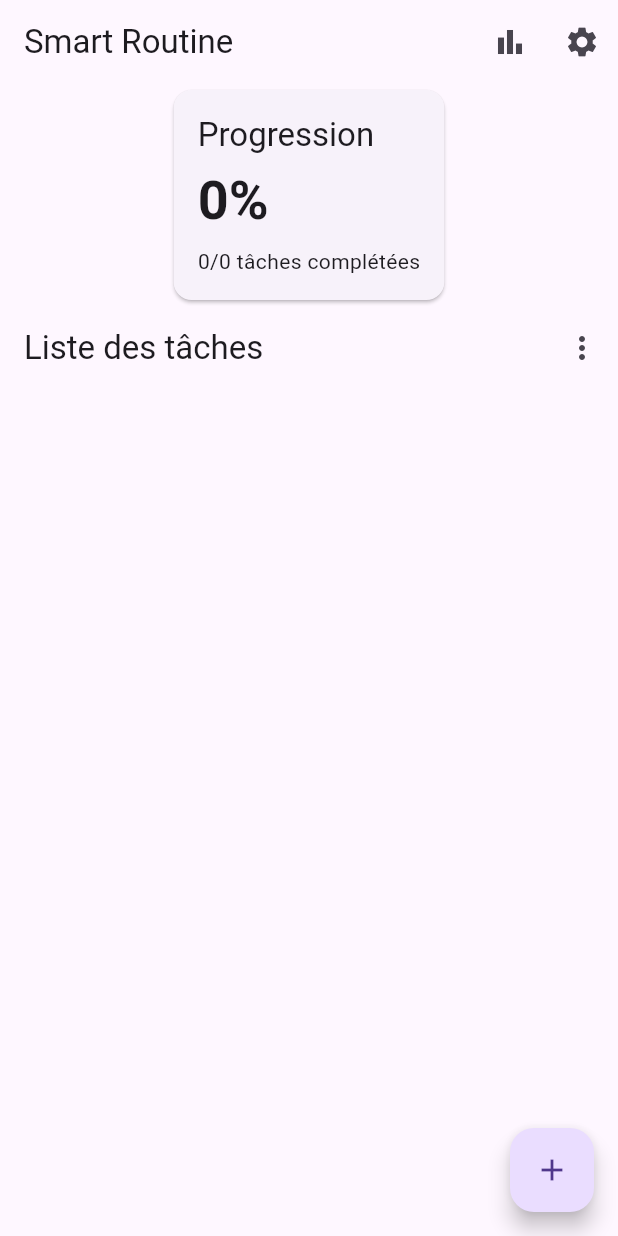
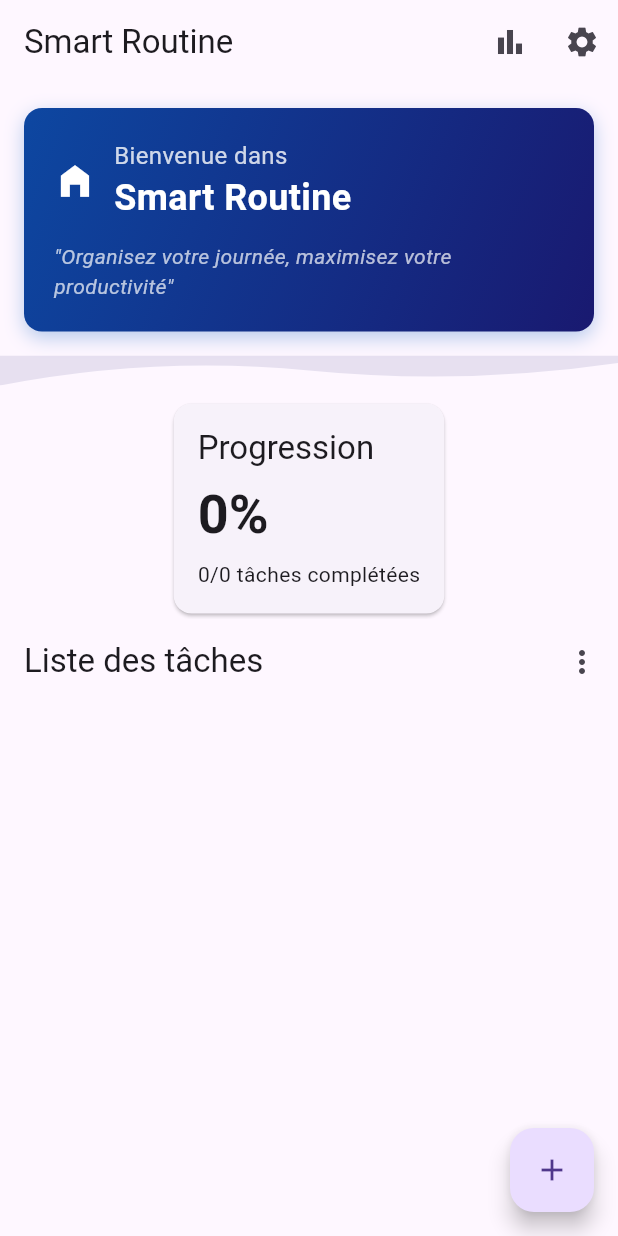
Before and after one commit to BOSSENDOYE/Smart-Routine, a Flutter app: the screen it shows after launch, on a phone screen of 412 x 824 dp. Run offline on Flutter 3.47's test engine with Material 3 defaults, Android fonts, the light colour scheme and no system bars.

Commit message:
💡 Update : tâches ajoutées, design amélioré

```diff
--- a/lib/screens/home_screen.dart
+++ b/lib/screens/home_screen.dart
@@ -6,6 +6,21 @@ import 'task_list_screen.dart';
 import 'stats_screen.dart';
 import 'settings_screen.dart';
 import 'task_screen.dart';
+
+class WaveClipper extends CustomClipper<Path> {
+  @override
+  Path getClip(Size size) {
+    var path = Path();
+    path.lineTo(0, size.height);
+    path.quadraticBezierTo(size.width / 4, size.height - 20, size.width / 2, size.height - 10);
+    path.quadraticBezierTo(3 / 4 * size.width, size.height, size.width, size.height - 15);
+    path.lineTo(size.width, 0);
+    return path;
+  }
+
+  @override
+  bool shouldReclip(CustomClipper<Path> oldClipper) => false;
+}
 
 class HomeScreen extends StatelessWidget {
   const HomeScreen({Key? key}) : super(key: key);
@@ -38,6 +53,74 @@ class HomeScreen extends StatelessWidget {
       ),
       body: Column(
         children: [
+          Container(
+            width: double.infinity,
+            margin: const EdgeInsets.all(16),
+            padding: const EdgeInsets.all(20),
+            decoration: BoxDecoration(
+              gradient: LinearGradient(
+                colors: [Colors.blue.shade900, Color(0xFF191970)],
+                begin: Alignment.topLeft,
+                end: Alignment.bottomRight,
+              ),
+              borderRadius: BorderRadius.circular(12),
+              boxShadow: [
+                BoxShadow(
+                  color: Colors.blue.shade800.withOpacity(0.3),
+                  blurRadius: 10,
+                  offset: const Offset(0, 4),
+                ),
+              ],
+            ),
+            child: Column(
+              crossAxisAlignment: CrossAxisAlignment.start,
+              children: [
+                Row(
+                  children: [
+                    const Icon(Icons.home_filled, color: Colors.white, size: 28),
+                    const SizedBox(width: 12),
+                    Column(
+                      crossAxisAlignment: CrossAxisAlignment.start,
+                      children: [
+                        Text(
+                          'Bienvenue dans',
+                          style: TextStyle(
+                            color: Colors.white.withOpacity(0.8),
+                            fontSize: 16,
+                          ),
+                        ),
+                        const Text(
+                          'Smart Routine',
+                          style: TextStyle(
+                            color: Colors.white,
+                            fontSize: 24,
+                            fontWeight: FontWeight.bold,
+                          ),
+                        ),
+                      ],
+                    ),
+                  ],
+                ),
+                const SizedBox(height: 12),
+                Text(
+                  '"Organisez votre journée, maximisez votre productivité"',
+                  style: TextStyle(
+                    color: Colors.white.withOpacity(0.7),
+                    fontStyle: FontStyle.italic,
+                    fontSize: 14,
+                  ),
+                ),
+              ],
+            ),
+          ),
+          ClipPath(
+            clipper: WaveClipper(),
+            child: Container(
+              height: 20,
+              color: Color(0xFF191970).withOpacity(0.1),
+            ),
+          ),
+          const SizedBox(height: 8),
           StatsCard(
             title: 'Progression',
             value: '${totalTasks > 0 ? (completedTasks/totalTasks*100).toStringAsFixed(0) : 0}%',
```
